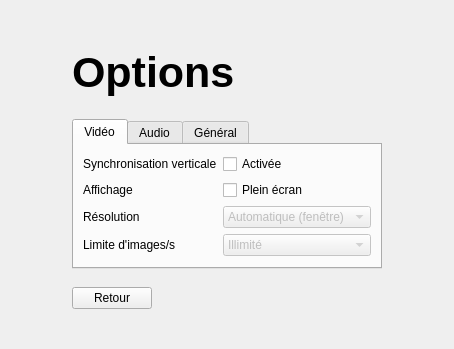
Old version of the form Source/Elements/UI/OptionsPage.ui in the repository azertval/ProjectGaming.
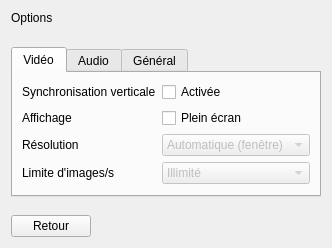
New version of the form.

What changed in the file:
```diff
--- a/Source/Elements/UI/OptionsPage.ui
+++ b/Source/Elements/UI/OptionsPage.ui
@@ -3,13 +3,12 @@
  <class>OptionsPage</class>
  <widget class="QWidget" name="OptionsPage">
   <layout class="QVBoxLayout" name="verticalLayout">
-   <property name="leftMargin"><number>72</number></property>
-   <property name="topMargin"><number>48</number></property>
-   <property name="rightMargin"><number>72</number></property>
-   <property name="bottomMargin"><number>40</number></property>
+   <!-- Marges posees en code (OptionsPage::OptionsPage, LOT-56) depuis l'echelle d'espacement des
+        jetons, pas de nombre fige ici. -->
    <item>
     <widget class="QLabel" name="optionsTitle">
-     <property name="font"><font><pointsize>32</pointsize><bold>true</bold></font></property>
+     <!-- Taille/graisse posees par theme.qss (#OptionsPage QLabel#optionsTitle, LOT-56 TACHE-03),
+          depuis l'echelle typographique des jetons, pas de propriete de police figee ici. -->
      <property name="text"><string>Options</string></property>
     </widget>
    </item>
```
